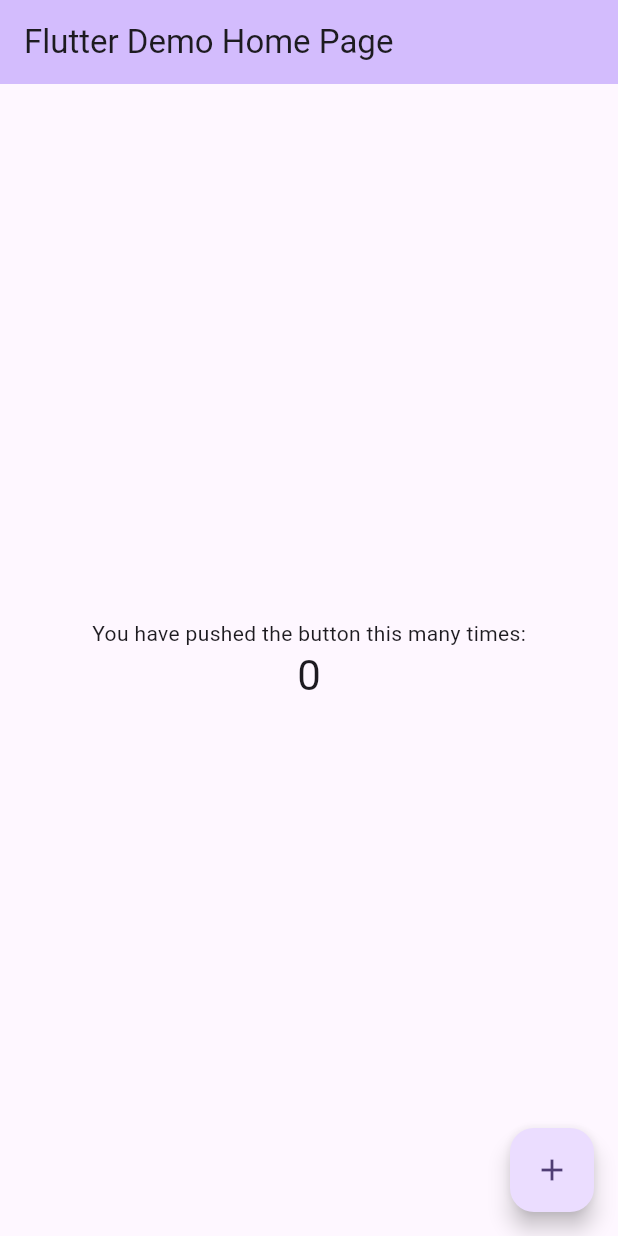
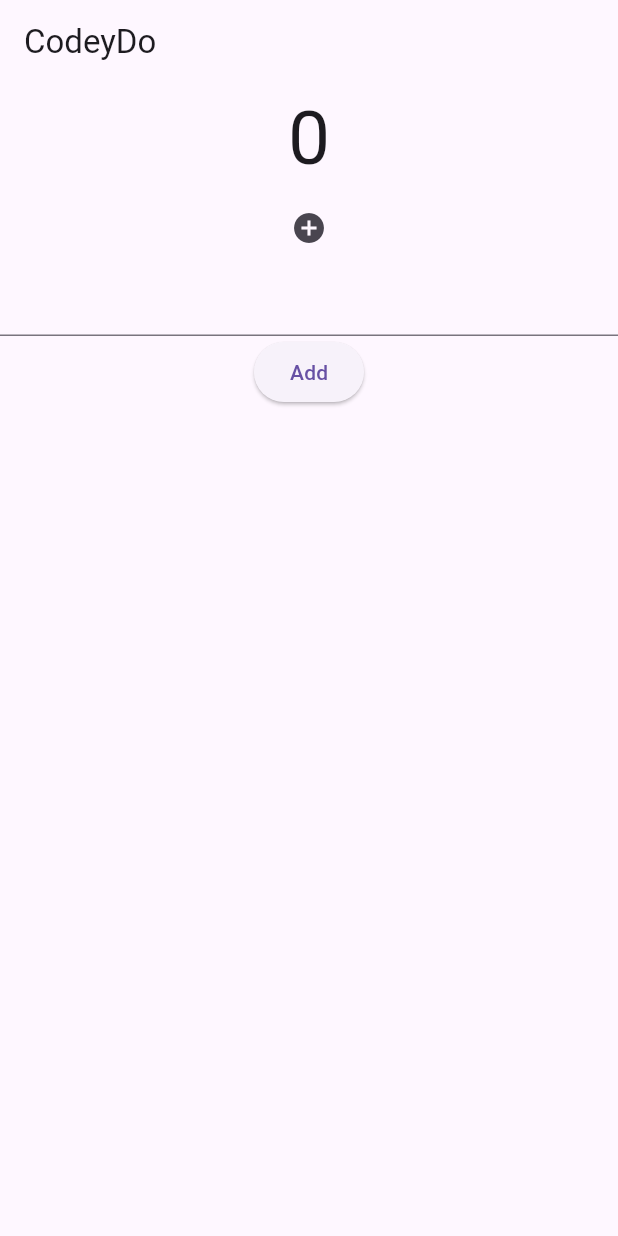
Before and after one commit to AbdellrahmanAhmed/codeyDo, a Flutter app: the screen it shows after launch, on a phone screen of 412 x 824 dp. Run offline on Flutter 3.47's test engine with Material 3 defaults, Android fonts, the phone set to English and light mode, and no system bars.

Commit message:
تحديث على المشروع

```diff
--- /dev/null
+++ b/lib/classes/provider.dart
@@ -0,0 +1,20 @@
+import 'package:flutter/cupertino.dart';
+
+class providerClass extends  ChangeNotifier {
+  List<String> _tasks = [];
+  int number = 0;
+  List<String> get tasks => _tasks;
+  increment(){
+    number++;
+    notifyListeners();
+  }
+  void addTask(String task) {
+    _tasks.add(task);
+    notifyListeners();
+  }
+
+  void removeTask(int index) {
+    _tasks.removeAt(index);
+    notifyListeners();
+  }
+}
--- a/lib/classes/provider_class.dart
+++ /dev/null
@@ -1,3 +0,0 @@
-class Provider{
-
-}
--- a/lib/core/constants/app_strings.dart
+++ b/lib/core/constants/app_strings.dart
@@ -1,3 +1,27 @@
-class AppString {
-  String AppName = 'CodeyDo';
+import 'dart:ui';
+
+class AppStrings {
+  static final String _langCode = PlatformDispatcher.instance.locale.languageCode;
+
+  static String _tr(Map<String, String> map) {
+    return map[_langCode] ?? map['en']!;
+  }
+
+  static String get appName => _tr({'en': 'CodeyDo', 'ar': 'CodeyDo'});
+  static String get welcome => _tr({'en': 'Welcome!', 'ar': 'أهلاً بيك!'});
+  static String get login => _tr({'en': 'Login', 'ar': 'تسجيل الدخول'});
+  static String get logout => _tr({'en': 'Logout', 'ar': 'تسجيل الخروج'});
+  static String get confirm => _tr({'en': 'Confirm', 'ar': 'تأكيد'});
+  static String get cancel => _tr({'en': 'Cancel', 'ar': 'إلغاء'});
+  static String get settings => _tr({'en': 'Settings', 'ar': 'الإعدادات'});
+  static String get language => _tr({'en': 'Language', 'ar': 'اللغة'});
+  static String get networkError => _tr({'en': 'Check your internet connection', 'ar': 'تحقق من اتصالك بالإنترنت'});
+  static String get loading => _tr({'en': 'Loading...', 'ar': 'جاري التحميل...'});
+  static String get noData => _tr({'en': 'No data available', 'ar': 'لا توجد بيانات'});
+  static String get profile => _tr({'en': 'Profile', 'ar': 'الملف الشخصي'});
+  static String get home => _tr({'en': 'Home', 'ar': 'الرئيسية'});
+  static String get search => _tr({'en': 'Search', 'ar': 'بحث'});
+  static String get notifications => _tr({'en': 'Notifications', 'ar': 'الإشعارات'});
+  static String get toDo => _tr({'en': 'To Do', 'ar': 'يلا بينا'});
+  static String get add => _tr({'en': 'Add', 'ar': 'أضف'});
 }
--- a/lib/main.dart
+++ b/lib/main.dart
@@ -1,70 +1,24 @@
+import 'package:codey_do/views/home/task_provider_screen.dart';
+import 'package:flutter/cupertino.dart';
 import 'package:flutter/material.dart';
+import 'package:provider/provider.dart';
+
+import 'classes/provider.dart';
+import 'core/constants/app_strings.dart';
 
 void main() {
-  runApp(const MyApp());
-}
-
-class MyApp extends StatelessWidget {
-  const MyApp({super.key});
-
-  @override
-  Widget build(BuildContext context) {
-    return MaterialApp(
+  runApp(
+    MaterialApp(
       debugShowCheckedModeBanner: false,
-      title: 'Flutter Demo',
-      theme: ThemeData(
-        colorScheme: ColorScheme.fromSeed(seedColor: Colors.deepPurple),
-        useMaterial3: true,
-      ),
-      home: const MyHomePage(title: 'Flutter Demo Home Page'),
-    );
-  }
-}
-
-class MyHomePage extends StatefulWidget {
-  const MyHomePage({super.key, required this.title});
-
-  final String title;
-
-  @override
-  State<MyHomePage> createState() => _MyHomePageState();
-}
-
-class _MyHomePageState extends State<MyHomePage> {
-  int _counter = 0;
-
-  void _incrementCounter() {
-    setState(() {
-      _counter++;
-    });
-  }
-
-  @override
-  Widget build(BuildContext context) {
-    return Scaffold(
-      appBar: AppBar(
-        backgroundColor: Theme.of(context).colorScheme.inversePrimary,
-        title: Text(widget.title),
-      ),
-      body: Center(
-        child: Column(
-          mainAxisAlignment: MainAxisAlignment.center,
-          children: <Widget>[
-            const Text(
-              'You have pushed the button this many times:',
-            ),
-            Text(
-              '$_counter',
-              style: Theme.of(context).textTheme.headlineMedium,
-            ),
-          ],
+      home: Scaffold(
+        appBar: AppBar(title: Text(AppStrings.appName)),
+        body: Center(
+          child: ChangeNotifierProvider(
+            create: (context) => providerClass(),
+            child: ProviderScreen(),
+          ),
         ),
       ),
-      floatingActionButton: FloatingActionButton(
-        onPressed: _incrementCounter,
-        tooltip: 'Increment',
-        child: const Icon(Icons.add),
-      ),
-    );
-  }
+    ),
+  );
 }
--- /dev/null
+++ b/lib/views/home/task_provider_screen.dart
@@ -0,0 +1,57 @@
+import 'package:codey_do/core/constants/app_strings.dart';
+import 'package:flutter/cupertino.dart';
+import 'package:flutter/material.dart';
+import 'package:provider/provider.dart';
+
+import '../../classes/provider.dart';
+
+class ProviderScreen extends StatelessWidget {
+  @override
+  Widget build(BuildContext context) {
+    TextEditingController controller = TextEditingController();
+    final value = Provider
+        .of<providerClass>(context);
+    return Column(
+      children: [
+        Text(
+          value.number.toString(),
+          style: TextStyle(fontSize: 50),
+        ),
+        IconButton(
+          icon: Icon(value.number %2 == 0 ? Icons.add_circle:Icons.add_circle_outline),
+          onPressed: () {
+            value.increment();
+          },
+        ),
+        TextField(controller: controller),
+        ElevatedButton(
+          onPressed: () {
+            Provider.of<providerClass>(context, listen: false)
+                .addTask(controller.text);
+          },
+          child: Text(AppStrings.add),
+        ),
+        Expanded(
+          child: Consumer<providerClass>(
+            builder: (context, providerClass, child) {
+              return ListView.builder(
+                itemCount: providerClass.tasks.length,
+                itemBuilder: (_, index) {
+                  return ListTile(
+                    title: Text(providerClass.tasks[index]),
+                    trailing: IconButton(
+                      icon: Icon(Icons.delete),
+                      onPressed: () {
+                        providerClass.removeTask(index);
+                      },
+                    ),
+                  );
+                },
+              );
+            },
+          ),
+        ),
+      ],
+    );
+  }
+}
```
Also changed, not shown: gitUpdate.txt (+21 -1 lines), pubspec.yaml (+9 -66 lines), lib/views/home/provider_screen.dart (deleted), pubspec.lock, 1 other file.
